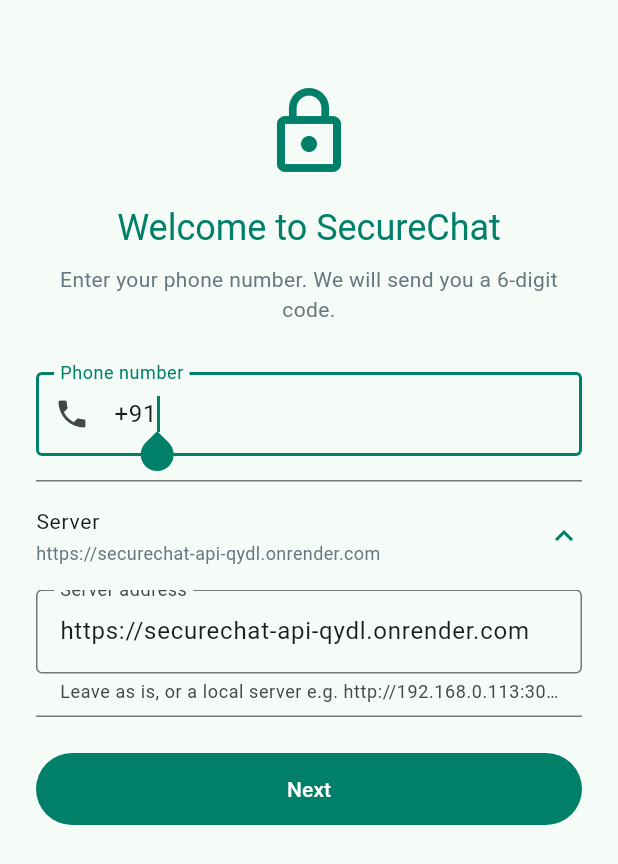
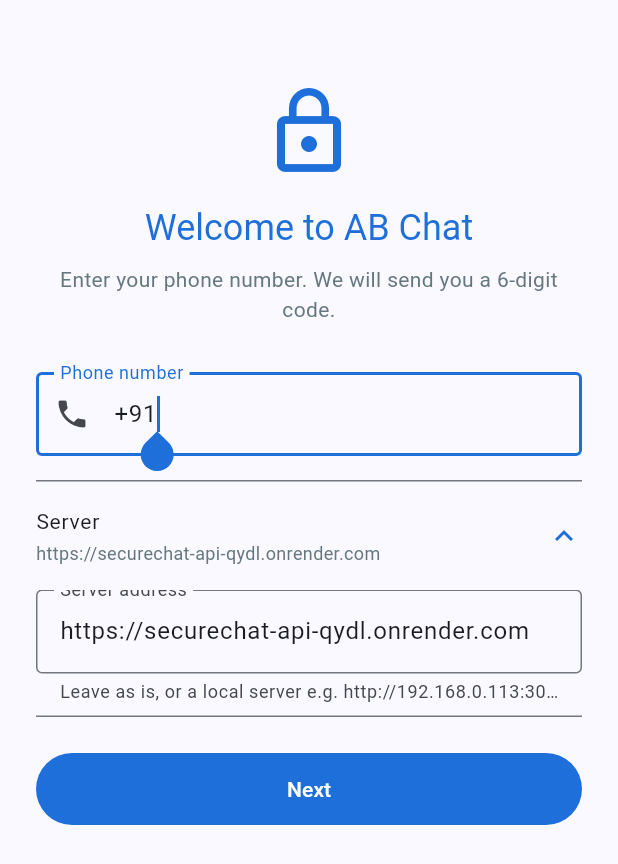
Before and after one commit to ArunMichealraj/securechat, a Flutter app: the screen it shows after launch, after a tap on "Server", on a phone screen of 412 x 824 dp. Shown: the top 864 px of the screen. Run offline on Flutter 3.47's test engine with Material 3 defaults, Android fonts, the phone set to English and light mode, and no system bars; our stand-ins replace flutter_secure_storage, socket_io_client; accounts and stored records are empty.

Commit message:
Rebrand app as AB Chat with a blue theme
Co-Authored-By: Claude Opus 5.5 <noreply@anthropic.com>

```diff
--- a/app/lib/main.dart
+++ b/app/lib/main.dart
@@ -12,19 +12,19 @@ void main() {
   runApp(
     ChangeNotifierProvider(
       create: (_) => AppState()..init(),
-      child: const SecureChatApp(),
+      child: const AbChatApp(),
     ),
   );
 }
 
-class SecureChatApp extends StatelessWidget {
-  const SecureChatApp({super.key});
+class AbChatApp extends StatelessWidget {
+  const AbChatApp({super.key});
 
   @override
   Widget build(BuildContext context) {
     final phase = context.select<AppState, Phase>((s) => s.phase);
     return MaterialApp(
-      title: 'SecureChat',
+      title: 'AB Chat',
       debugShowCheckedModeBanner: false,
       theme: buildTheme(),
       // Changing the key resets the navigator, so logging in/out never leaves stale screens behind.
--- a/app/lib/screens/chats_screen.dart
+++ b/app/lib/screens/chats_screen.dart
@@ -24,7 +24,7 @@ class ChatsScreen extends StatelessWidget {
         title: Column(
           crossAxisAlignment: CrossAxisAlignment.start,
           children: [
-            const Text('SecureChat'),
+            const Text('AB Chat'),
             if (!state.connected) const Text('Connecting…', style: TextStyle(fontSize: 12)),
           ],
         ),
--- a/app/lib/screens/login_screen.dart
+++ b/app/lib/screens/login_screen.dart
@@ -57,7 +57,7 @@ class _LoginScreenState extends State<LoginScreen> {
             const Icon(Icons.lock_outline, size: 64, color: AppColors.primary),
             const SizedBox(height: 16),
             Text(
-              'Welcome to SecureChat',
+              'Welcome to AB Chat',
               textAlign: TextAlign.center,
               style: Theme.of(context).textTheme.headlineSmall?.copyWith(color: AppColors.primary),
             ),
--- a/app/lib/screens/new_chat_screen.dart
+++ b/app/lib/screens/new_chat_screen.dart
@@ -34,7 +34,7 @@ class _NewChatScreenState extends State<NewChatScreen> {
       final user = await state.findUserByPhone(phone);
       if (!mounted) return;
       if (user == null) {
-        setState(() => _error = '$phone is not on SecureChat yet. Ask them to install the app.');
+        setState(() => _error = '$phone is not on AB Chat yet. Ask them to install the app.');
       } else if (user.id == state.me!.id) {
         setState(() => _error = 'That\'s your own number.');
       } else {
--- a/app/lib/theme.dart
+++ b/app/lib/theme.dart
@@ -1,12 +1,12 @@
 import 'package:flutter/material.dart';
 
 class AppColors {
-  static const primary = Color(0xFF008069);
-  static const accent = Color(0xFF25D366);
-  static const bubbleMine = Color(0xFFD9FDD3);
+  static const primary = Color(0xFF1E6FD9);
+  static const accent = Color(0xFF2F8CFF);
+  static const bubbleMine = Color(0xFFDCEBFF);
   static const bubbleTheirs = Colors.white;
-  static const chatBackground = Color(0xFFEFEAE2);
-  static const tickRead = Color(0xFF53BDEB);
+  static const chatBackground = Color(0xFFE8EEF6);
+  static const tickRead = Color(0xFF0A84FF);
   static const muted = Color(0xFF667781);
 }
 
--- a/app/pubspec.yaml
+++ b/app/pubspec.yaml
@@ -16,7 +16,7 @@ publish_to: 'none' # Remove this line if you wish to publish to pub.dev
 # https://developer.apple.com/library/archive/documentation/General/Reference/InfoPlistKeyReference/Articles/CoreFoundationKeys.html
 # In Windows, build-name is used as the major, minor, and patch parts
 # of the product and file versions while build-number is used as the build suffix.
-version: 1.0.1+2
+version: 1.0.2+3
 
 environment:
   sdk: ^3.13.4
```
Also changed, not shown: 7 other files.
